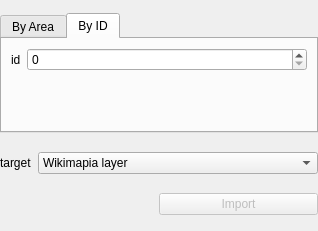
Before: the Qt Designer form ui_wikimapia_widget.ui in cybernetlab/qgis_wikimapia, drawn with Qt 5.
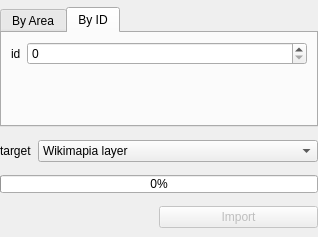
After: the same form once the commit is applied. Icons and pictures are not drawn.

What changed in the file:
```diff
--- a/ui_wikimapia_widget.ui
+++ b/ui_wikimapia_widget.ui
@@ -7,7 +7,7 @@
     <x>0</x>
     <y>0</y>
     <width>318</width>
-    <height>231</height>
+    <height>237</height>
    </rect>
   </property>
   <property name="sizePolicy">
@@ -233,6 +233,25 @@
       </item>
      </layout>
     </item>
+    <item>
+     <widget class="QProgressBar" name="progressBar">
+      <property name="enabled">
+       <bool>true</bool>
+      </property>
+      <property name="maximumSize">
+       <size>
+        <width>16777215</width>
+        <height>18</height>
+       </size>
+      </property>
+      <property name="value">
+       <number>0</number>
+      </property>
+      <property name="invertedAppearance">
+       <bool>false</bool>
+      </property>
+     </widget>
+    </item>
     <item>
      <layout class="QHBoxLayout" name="importLayout">
       <item>
```
